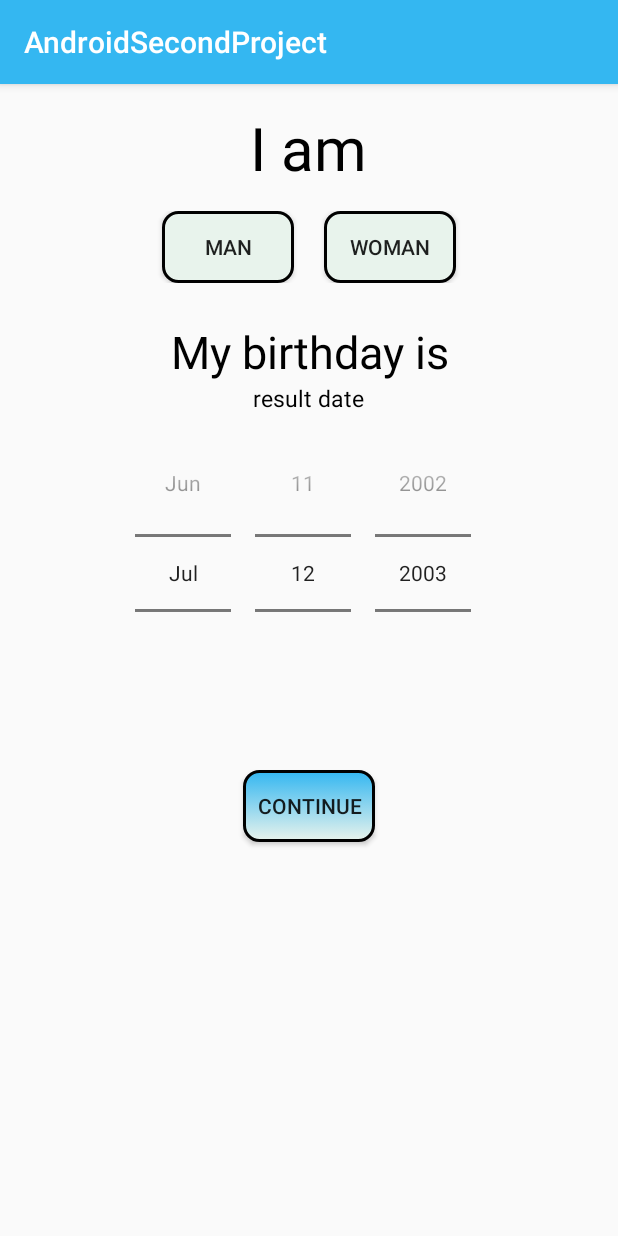
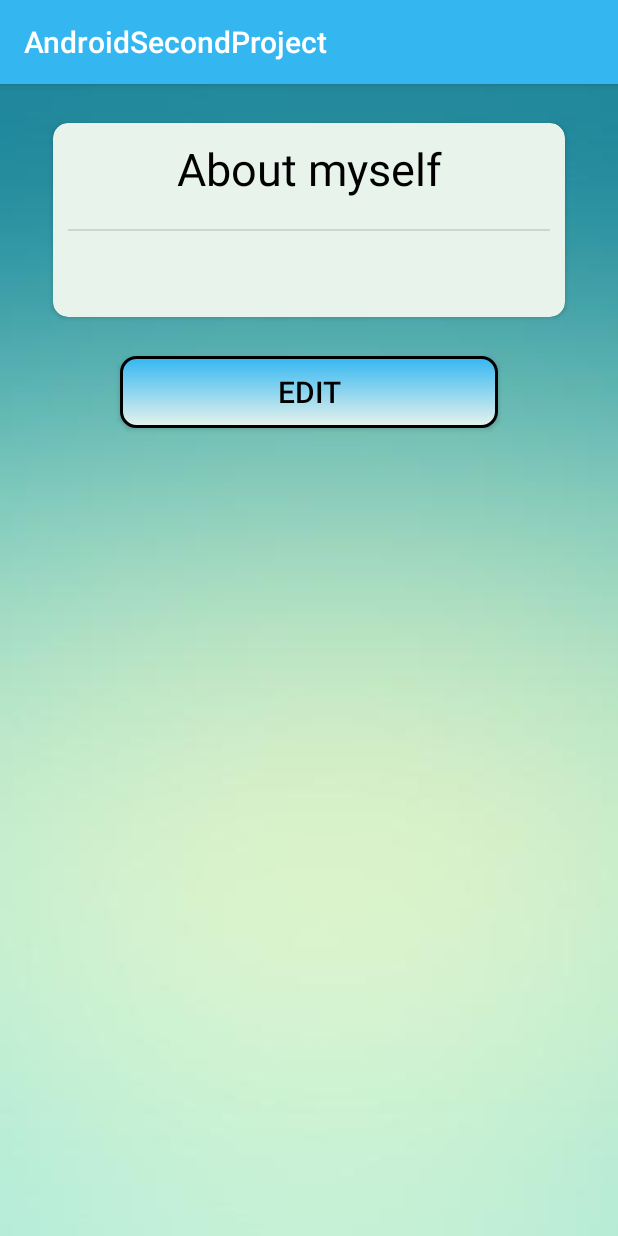
Before and after one commit to MatanRoma/WorldMate, an Android app: the screen it shows after launch (MainActivity), on a phone screen of 412 x 824 dp. Run offline under Robolectric (Android 15) with nearby library versions, the light colour scheme and no system bars; our stand-ins replace Volley; network calls fail.

Commit message:
fragments

```diff
--- /dev/null
+++ b/app/src/main/java/com/example/androidsecondproject/DescriptionFragment.java
@@ -0,0 +1,70 @@
+package com.example.androidsecondproject;
+
+import android.content.Context;
+import android.os.Bundle;
+import android.view.LayoutInflater;
+import android.view.View;
+import android.view.ViewGroup;
+import android.widget.Button;
+import android.widget.EditText;
+import android.widget.TextView;
+
+import androidx.annotation.NonNull;
+import androidx.annotation.Nullable;
+
+public class DescriptionFragment extends androidx.fragment.app.DialogFragment {
+
+    public  static DescriptionFragment newInstance()
+    {
+        DescriptionFragment descriptionFragment = new DescriptionFragment();
+        return descriptionFragment;
+    }
+
+
+    @Override
+    public void onAttach(@NonNull Context context) {
+        super.onAttach(context);
+
+    }
+
+    @Override
+    public void onCreate(@Nullable Bundle savedInstanceState) {
+        super.onCreate(savedInstanceState);
+
+    }
+
+    @Nullable
+    @Override
+    public View onCreateView(@NonNull LayoutInflater inflater, @Nullable ViewGroup container, @Nullable Bundle savedInstanceState) {
+        View rootView = inflater.inflate(R.layout.description_fragment,container,false);
+
+        final Button editBtn = rootView.findViewById(R.id.edit_btn);
+        final Button saveBtn = rootView.findViewById(R.id.save_btn);
+        final TextView descriptionTv = rootView.findViewById(R.id.description_tv);
+        final EditText descriptionEt = rootView.findViewById(R.id.description_et);
+
+        editBtn.setOnClickListener(new View.OnClickListener() {
+            @Override
+            public void onClick(View v) {
+                descriptionTv.setVisibility(View.GONE);
+                descriptionEt.setVisibility(View.VISIBLE);
+                descriptionEt.setText(descriptionTv.getText().toString());
+                editBtn.setVisibility(View.GONE);
+                saveBtn.setVisibility(View.VISIBLE);
+
+            }
+        });
+
+        saveBtn.setOnClickListener(new View.OnClickListener() {
+            @Override
+            public void onClick(View v) {
+                descriptionTv.setVisibility(View.VISIBLE);
+                descriptionEt.setVisibility(View.GONE);
+                descriptionTv.setText(descriptionEt.getText().toString());
+                editBtn.setVisibility(View.VISIBLE);
+                saveBtn.setVisibility(View.GONE);
+            }
+        });
+        return rootView;
+    }
+}
--- a/app/src/main/java/com/example/androidsecondproject/MainActivity.java
+++ b/app/src/main/java/com/example/androidsecondproject/MainActivity.java
@@ -1,11 +1,14 @@
 package com.example.androidsecondproject;
 
 import androidx.appcompat.app.AppCompatActivity;
+import androidx.fragment.app.FragmentManager;
+import androidx.fragment.app.FragmentTransaction;
 
 import android.os.Bundle;
 import android.util.Log;
 import android.view.View;
 import android.widget.Button;
+import android.widget.EditText;
 import android.widget.TextView;
 import android.widget.Toast;
 
@@ -24,7 +27,10 @@ import java.util.Map;
 
 import okhttp3.OkHttpClient;
 
-public class MainActivity extends AppCompatActivity {
+public class MainActivity extends AppCompatActivity implements PreferencesFragment.PreferencesFragmentInterface {
+
+    private  final  String PREFERENCE_FRAGMENT="preferences_fragment";
+    private  final  String DESCRIPTION_FRAGMENT="description_fragment";
 
 
 
@@ -33,12 +39,16 @@ public class MainActivity extends AppCompatActivity {
         super.onCreate(savedInstanceState);
         setContentView(R.layout.activity_main);
 
+        //moveToPreferences();
+        moveToDescription();
+
+
        // final Button btn = findViewById(R.id.tst);
 
         final Button manBtn = findViewById(R.id.man_btn);
         final Button womanBtn = findViewById(R.id.woman_btn);
 
-        manBtn.setOnClickListener(new View.OnClickListener() {
+        /*manBtn.setOnClickListener(new View.OnClickListener() {
             @Override
             public void onClick(View v) {
                 manBtn.setSelected(true);
@@ -53,6 +63,7 @@ public class MainActivity extends AppCompatActivity {
                 womanBtn.setSelected(true);
             }
         });
+*/
 
 
         requestWithSomeHttpHeaders();
@@ -60,8 +71,61 @@ public class MainActivity extends AppCompatActivity {
 
 
 
+
+        /*final Button editBtn = findViewById(R.id.edit_btn);
+        final Button saveBtn = findViewById(R.id.save_btn);
+        final TextView descriptionTv = findViewById(R.id.description_tv);
+        final EditText descriptionEt = findViewById(R.id.description_et);
+
+        editBtn.setOnClickListener(new View.OnClickListener() {
+            @Override
+            public void onClick(View v) {
+                descriptionTv.setVisibility(View.GONE);
+                descriptionEt.setVisibility(View.VISIBLE);
+                descriptionEt.setText(descriptionTv.getText().toString());
+                editBtn.setVisibility(View.GONE);
+                saveBtn.setVisibility(View.VISIBLE);
+
+            }
+        });
+
+        saveBtn.setOnClickListener(new View.OnClickListener() {
+            @Override
+            public void onClick(View v) {
+                descriptionTv.setVisibility(View.VISIBLE);
+                descriptionEt.setVisibility(View.GONE);
+                descriptionTv.setText(descriptionEt.getText().toString());
+                editBtn.setVisibility(View.VISIBLE);
+                saveBtn.setVisibility(View.GONE);
+            }
+        });*/
+
+
+
+
+
+
     }
 
+    public void moveToPreferences()
+    {
+        PreferencesFragment preferencesFragment = PreferencesFragment.newInstance();
+        FragmentManager fragmentManager=getSupportFragmentManager();
+        FragmentTransaction transaction=fragmentManager.beginTransaction();
+        transaction.add(R.id.main_activity_id,preferencesFragment,PREFERENCE_FRAGMENT);
+        transaction.addToBackStack(null);
+        transaction.commit();
+    }
+
+    public void moveToDescription()
+    {
+        DescriptionFragment descriptionFragment = DescriptionFragment.newInstance();
+        FragmentManager fragmentManager=getSupportFragmentManager();
+        FragmentTransaction transaction=fragmentManager.beginTransaction();
+        transaction.add(R.id.main_activity_id,descriptionFragment,DESCRIPTION_FRAGMENT);
+        transaction.addToBackStack(null);
+        transaction.commit();
+    }
 
     public void requestWithSomeHttpHeaders() {
         RequestQueue queue = Volley.newRequestQueue(this);
@@ -108,4 +172,9 @@ public class MainActivity extends AppCompatActivity {
         queue.add(getRequest);
 
     }
+
+    @Override
+    public void OnClickContinue() {
+
+    }
 }
--- a/app/src/main/res/layout/activity_main.xml
+++ b/app/src/main/res/layout/activity_main.xml
@@ -1,96 +1,23 @@
 <?xml version="1.0" encoding="utf-8"?>
-<RelativeLayout android:layout_width="match_parent"
-    android:layout_height="match_parent"
-    android:layout_marginHorizontal="30dp"
+<RelativeLayout android:layout_width="match_parent" android:layout_height="match_parent"
     xmlns:android="http://schemas.android.com/apk/res/android"
-    xmlns:app="http://schemas.android.com/apk/res-auto">
+    android:id="@+id/main_activity_id">
+    <LinearLayout
+        xmlns:app="http://schemas.android.com/apk/res-auto"
+        xmlns:tools="http://schemas.android.com/tools"
+        android:layout_width="match_parent"
+        android:layout_height="match_parent"
+        android:orientation="vertical"
+        tools:context=".view.MainActivity">
 
-
-    <TextView
-        android:id="@+id/i_am_tv"
-        android:layout_width="wrap_content"
-        android:layout_height="wrap_content"
-        android:layout_alignParentTop="true"
-        android:layout_centerInParent="true"
-        android:layout_marginTop="15dp"
-        android:gravity="center_horizontal"
-        android:text="I am"
-        android:textColor="@color/black"
-        android:textSize="40sp" />
-
-    <LinearLayout
-        android:layout_width="match_parent"
-        android:layout_height="wrap_content"
-        android:orientation="horizontal"
-        android:layout_below="@id/i_am_tv"
-        android:id="@+id/gender_pick_layout"
-        android:gravity="center_horizontal"
-        android:layout_marginTop="15dp">
-        <Button
+        <TextView
             android:layout_width="wrap_content"
             android:layout_height="wrap_content"
-            android:background="@drawable/gender_btn_selector"
-            android:text="man"
-            android:layout_marginHorizontal="10dp"
-            android:id="@+id/man_btn"/>
-
-        <Button
-            android:layout_width="wrap_content"
-            android:layout_height="wrap_content"
-            android:background="@drawable/gender_btn_selector"
-            android:text="woman"
-            android:layout_marginHorizontal="10dp"
-            android:id="@+id/woman_btn"/>
-
-    </LinearLayout>
+            android:text="hey world"
+            android:layout_gravity="center"
+            />
 
 
 
-    <TextView
-        android:layout_width="wrap_content"
-        android:layout_height="wrap_content"
-        android:text="My birthday is"
-        android:gravity="center_horizontal"
-        android:layout_centerInParent="true"
-        android:textColor="@color/black"
-        android:textSize="30sp"
-        android:layout_below="@id/gender_pick_layout"
-        android:layout_marginTop="25dp"
-        android:id="@+id/birthday_tv"/>
-
-    <TextView
-        android:layout_width="wrap_content"
-        android:layout_height="wrap_content"
-        android:text="result date"
-        android:layout_below="@id/birthday_tv"
-        android:layout_centerHorizontal="true"
-        android:textSize="15sp"
-        android:textColor="@color/black"
-        android:id="@+id/result_date_tv"/>
-
-<DatePicker android:layout_width="wrap_content"
-    android:layout_height="wrap_content"
-    android:datePickerMode="spinner"
-    android:calendarViewShown="false"
-    android:layout_centerHorizontal="true"
-    android:maxDate="31/12/2001"
-    android:minDate="1/1/1921"
-    android:layout_below="@id/result_date_tv"
-    android:id="@+id/date_picked"/>
-
-
-
-    <Button
-        android:layout_width="wrap_content"
-        android:layout_height="wrap_content"
-        android:background="@drawable/button_selector"
-        android:layout_below="@id/date_picked"
-        android:layout_centerHorizontal="true"
-        android:layout_marginTop="25dp"
-        android:text="Continue"
-        android:padding="5dp"/>
-
-
-
-
+    </LinearLayout>
 </RelativeLayout>
--- /dev/null
+++ b/app/src/main/res/layout/description_fragment.xml
@@ -0,0 +1,113 @@
+<?xml version="1.0" encoding="utf-8"?>
+<RelativeLayout android:layout_width="match_parent"
+    android:layout_height="match_parent"
+    android:background="@drawable/background_2"
+    xmlns:android="http://schemas.android.com/apk/res/android"
+    xmlns:app="http://schemas.android.com/apk/res-auto">
+
+    <ScrollView
+        android:layout_width="match_parent"
+        android:layout_height="wrap_content"
+        android:background="@color/transparent">
+        <RelativeLayout
+            android:layout_width="match_parent"
+            android:layout_height="wrap_content"
+            android:layout_marginHorizontal="30dp"
+            android:background="@color/transparent">
+
+            <androidx.cardview.widget.CardView
+                android:layout_width="match_parent"
+                android:layout_height="wrap_content"
+                android:layout_marginTop="20dp"
+                app:cardUseCompatPadding="true"
+                app:contentPadding="10dp"
+                app:cardCornerRadius="10dp"
+                android:paddingHorizontal="10dp"
+                android:background="@color/transparent"
+                app:cardBackgroundColor="@color/colorPrimaryDark"
+                android:id="@+id/description_card_view">
+
+                <RelativeLayout
+                    android:layout_width="wrap_content"
+                    android:layout_height="wrap_content">
+                    <TextView
+                        android:layout_width="match_parent"
+                        android:layout_height="wrap_content"
+                        android:gravity="center_horizontal"
+                        android:layout_marginBottom="20dp"
+                        android:text="About myself"
+                        android:textSize="30sp"
+                        android:textColor="@color/black"
+                        android:id="@+id/about_myself_tv"/>
+                    <View
+                        android:id="@+id/divider"
+                        android:layout_width="match_parent"
+                        android:layout_height="1dp"
+                        android:layout_centerHorizontal="true"
+                        android:background="?android:attr/listDivider"
+                        android:layout_below="@+id/about_myself_tv"/>
+                    <TextView
+                        android:layout_width="match_parent"
+                        android:layout_height="wrap_content"
+                        android:layout_marginTop="20dp"
+                        android:layout_below="@id/divider"
+                        android:textColor="@color/black"
+                        android:textSize="20sp"
+                        android:id="@+id/description_tv"/>
+                    <EditText
+                        android:layout_width="match_parent"
+                        android:layout_height="wrap_content"
+                        android:layout_marginTop="20dp"
+                        android:layout_below="@id/divider"
+                        android:textColor="@color/black"
+                        android:textSize="20sp"
+                        android:visibility="gone"
+                        android:id="@+id/description_et"/>
+
+
+                </RelativeLayout>
+
+
+
+
+
+            </androidx.cardview.widget.CardView>
+
+            <Button
+                android:layout_width="match_parent"
+                android:layout_height="wrap_content"
+                android:layout_below="@id/description_card_view"
+                android:layout_marginHorizontal="50dp"
+                android:layout_marginBottom="30dp"
+                android:layout_marginTop="20dp"
+                android:text="Edit"
+                android:textColor="@color/black"
+                android:textSize="20sp"
+                android:background="@drawable/button_selector"
+                android:id="@+id/edit_btn"/>
+
+            <Button
+                android:layout_width="match_parent"
+                android:layout_height="wrap_content"
+                android:layout_marginHorizontal="50dp"
+                android:layout_marginBottom="30dp"
+                android:visibility="gone"
+                android:layout_below="@id/description_card_view"
+                android:layout_marginTop="20dp"
+                android:text="Save"
+                android:textColor="@color/black"
+                android:textSize="20sp"
+                android:background="@drawable/button_selector"
+                android:id="@+id/save_btn"/>
+
+        </RelativeLayout>
+
+
+    </ScrollView>
+
+
+
+
+
+
+</RelativeLayout>
--- a/app/src/main/res/layout/preferance_fragment.xml
+++ b/app/src/main/res/layout/preferance_fragment.xml
@@ -179,12 +179,12 @@
         android:id="@+id/distance_card_view">
 
         <com.crystal.crystalrangeseekbar.widgets.CrystalSeekbar
-            android:id="@+id/rangeSeekbar3"
+            android:id="@+id/distance_seekbar"
             android:layout_width="match_parent"
             android:layout_height="wrap_content"
             app:corner_radius="10"
             app:min_value="0"
-            app:max_value="100"
+            app:max_value="200"
             app:steps="5"
             app:bar_color="@color/colorPrimaryDark"
             app:bar_highlight_color="@color/colorAccent"
@@ -232,7 +232,7 @@
         android:id="@+id/age_card_view">
 
         <com.crystal.crystalrangeseekbar.widgets.CrystalRangeSeekbar
-            android:id="@+id/rangeSeekbar1"
+            android:id="@+id/age_range_seekbar"
             android:layout_width="match_parent"
             android:layout_height="wrap_content"
             app:left_thumb_image="@drawable/thumb_range"
--- a/app/src/main/res/values/colors.xml
+++ b/app/src/main/res/values/colors.xml
@@ -4,4 +4,5 @@
     <color name="colorPrimaryDark">#e8f3ec</color>
     <color name="colorAccent">#02b875</color>
     <color name="black">#000000</color>
+    <color name="transparent">#00000000</color>
 </resources>
```
Also changed, not shown: app/src/main/java/com/example/androidsecondproject/PreferencesFragment.java (added, +77 -0 lines), app/src/main/res/layout/account_setup_fragment.xml (added, +96 -0 lines), app/src/main/res/drawable/background_2.jpg (added), 2 other files.
